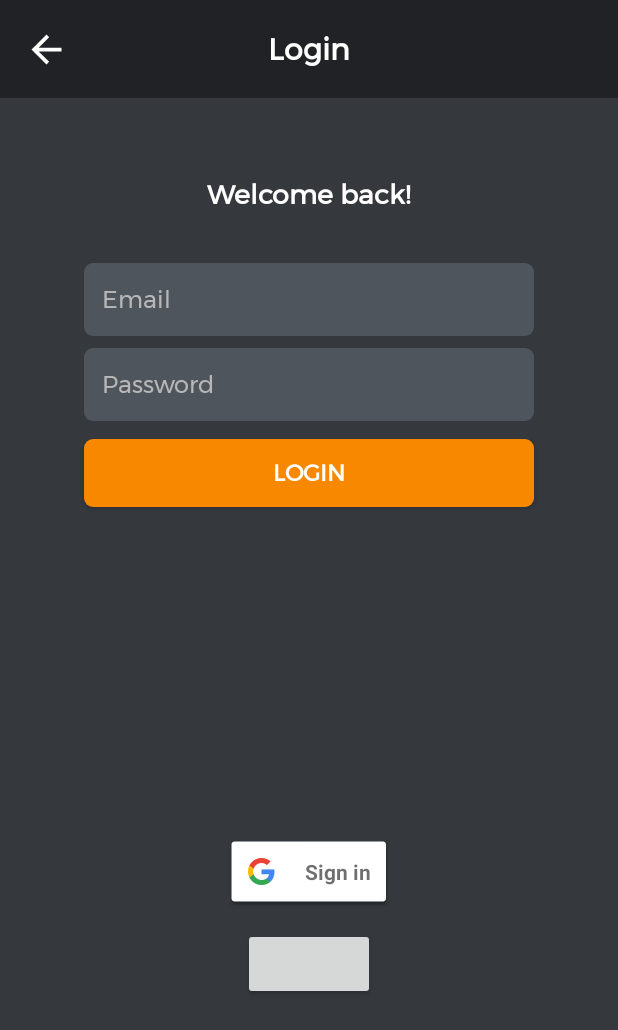
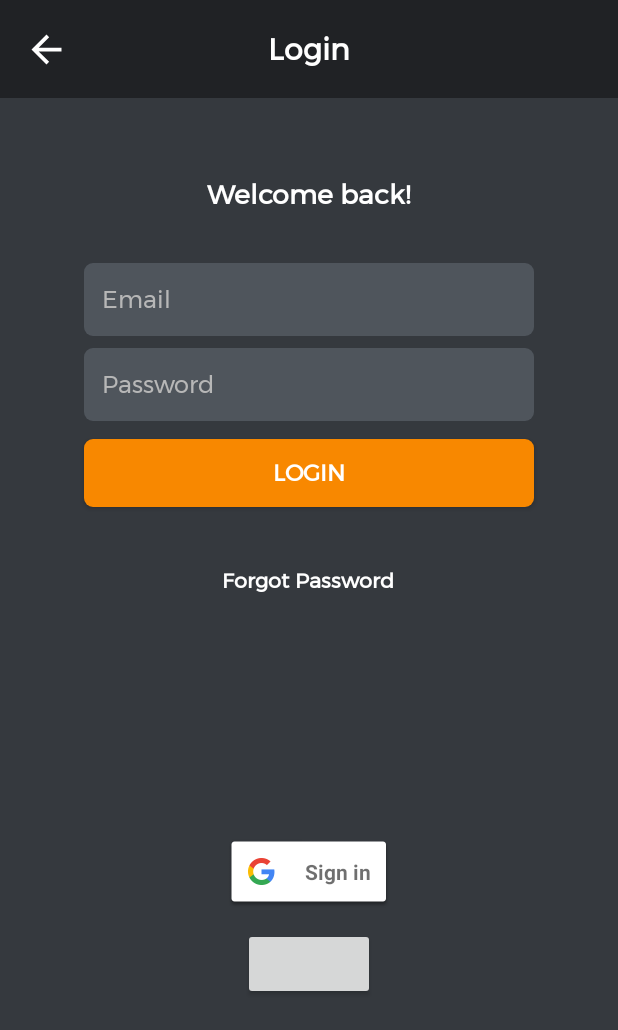
Before and after one commit to kim15096/Burgundy, an Android app: the LoginPage screen opened directly, with no data from a screen before it, on a phone screen of 412 x 824 dp. Shown: the top 1030 px of the screen. Run offline under Robolectric (Android 15) with nearby library versions, the phone set to English and light mode, and no system bars; our stand-ins replace Firebase (no records; nobody signed in at launch, a user with empty details on screens opened directly); libraries missing offline, so code that uses them is left out: com.facebook, com.facebook.login; plain views replace LoginButton; 4 statements that could not run were skipped.

Commit message:
Add password recovery for email login. Minor change to method names in LoginPage

```diff
--- a/app/src/main/res/layout/login_page_act.xml
+++ b/app/src/main/res/layout/login_page_act.xml
@@ -132,4 +132,20 @@
         app:layout_constraintTop_toBottomOf="@+id/google_signin_btn"
         app:layout_constraintVertical_bias="0.08" />
 
+    <TextView
+        android:id="@+id/forgot_password_login"
+        android:layout_width="wrap_content"
+        android:layout_height="wrap_content"
+        android:onClick="toForgotPassword"
+        android:text="@string/forgot_password"
+        android:textAppearance="@style/TextAppearance.AppCompat.Small"
+        android:textColor="@android:color/white"
+        android:textStyle="bold"
+        app:layout_constraintBottom_toTopOf="@+id/google_signin_btn"
+        app:layout_constraintEnd_toEndOf="parent"
+        app:layout_constraintHorizontal_bias="0.498"
+        app:layout_constraintStart_toStartOf="parent"
+        app:layout_constraintTop_toBottomOf="@+id/login_btn"
+        app:layout_constraintVertical_bias="0.194" />
+
 </androidx.constraintlayout.widget.ConstraintLayout>
--- a/app/src/main/res/values/strings.xml
+++ b/app/src/main/res/values/strings.xml
@@ -11,4 +11,6 @@
     <!-- Facebook login -->
     <string name="facebook_app_id">576314972976441</string>
     <string name="fb_login_protocol_scheme">fb576314972976441</string>
+    <string name="password_reset">Send a password reset email</string>
+    <string name="forgot_password">Forgot Password</string>
 </resources>
```
Also changed, not shown: app/src/main/AndroidManifest.xml (+13 -10 lines), app/src/main/java/app/me/nightfall/login/ForgotPassword.java (added, +50 -0 lines), app/src/main/java/app/me/nightfall/login/LoginPage.java (+8 -4 lines), app/src/main/res/layout/activity_forgot_password.xml (added, +44 -0 lines).
